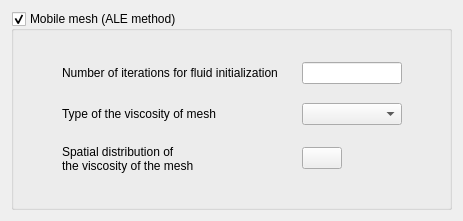
The window that gui/Pages/MobileMeshForm.ui (code-saturne/code_saturne) describes before a commit, drawn with Qt 5.
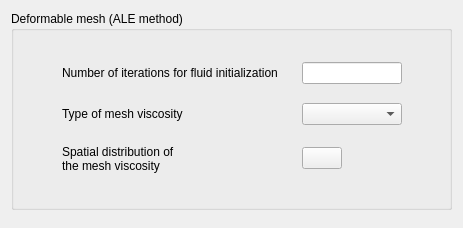
The same window after the commit. Icons and pictures are not drawn.

Commit message: GUI: Move ALE checkbox to Analysis features page.

Diff of the .ui file:
```diff
--- a/gui/Pages/MobileMeshForm.ui
+++ b/gui/Pages/MobileMeshForm.ui
@@ -7,7 +7,7 @@
     <x>0</x>
     <y>0</y>
     <width>463</width>
-    <height>218</height>
+    <height>228</height>
    </rect>
   </property>
   <property name="windowTitle">
@@ -29,13 +29,13 @@
       <bool>false</bool>
      </property>
      <property name="title">
-      <string>Mobile mesh (ALE method)</string>
+      <string>Deformable mesh (ALE method)</string>
      </property>
      <property name="flat">
       <bool>false</bool>
      </property>
      <property name="checkable">
-      <bool>true</bool>
+      <bool>false</bool>
      </property>
      <layout class="QGridLayout" name="gridLayout_2">
       <item row="0" column="0">
@@ -104,7 +104,7 @@
               <string>&lt;html&gt;&lt;head/&gt;&lt;body&gt;&lt;p&gt;&lt;span style=&quot; font-size:9pt;&quot;&gt;Select the mesh viscosity type between orthotropic and isotropic. Mesh viscosity allows to control mesh deformations.&lt;/span&gt;&lt;/p&gt;&lt;p&gt;&lt;span style=&quot; font-size:9pt;&quot;&gt;(Code_Saturne key word: &lt;/span&gt;&lt;span style=&quot; font-size:9pt; font-weight:600;&quot;&gt;IORTVM&lt;/span&gt;&lt;span style=&quot; font-size:9pt;&quot;&gt;)&lt;/span&gt;&lt;/p&gt;&lt;/body&gt;&lt;/html&gt;</string>
              </property>
              <property name="text">
-              <string>Type of the viscosity of mesh</string>
+              <string>Type of mesh viscosity</string>
              </property>
             </widget>
            </item>
@@ -147,7 +147,7 @@
              </property>
              <property name="text">
               <string>Spatial distribution of
-the viscosity of the mesh</string>
+the mesh viscosity</string>
              </property>
             </widget>
            </item>
```
The commit also changes 5 other files.
